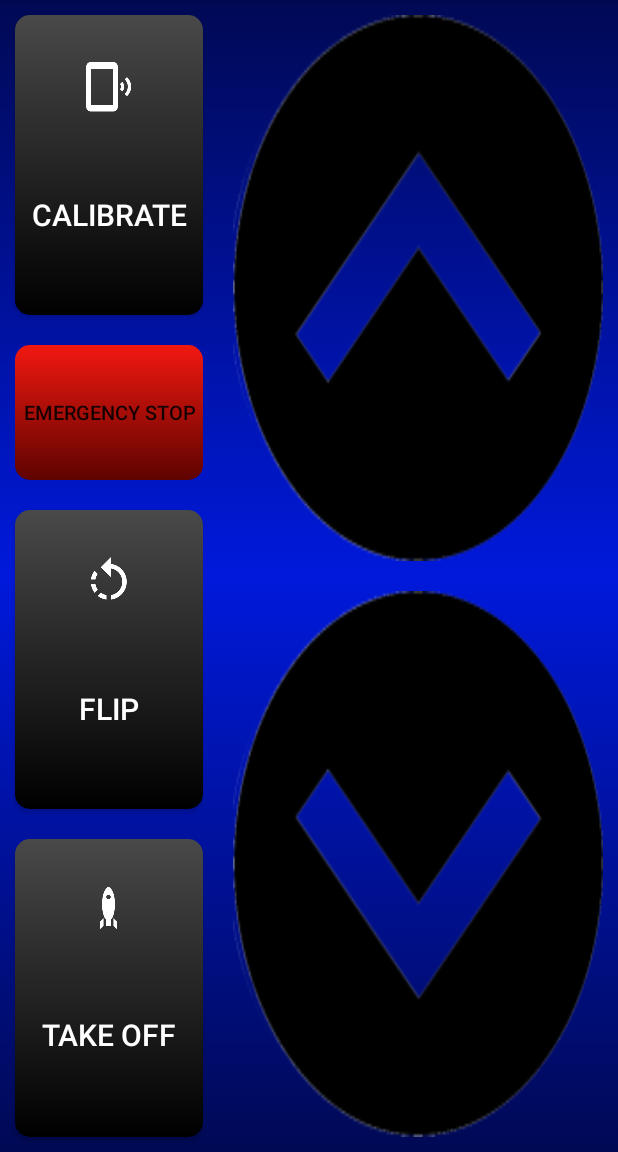
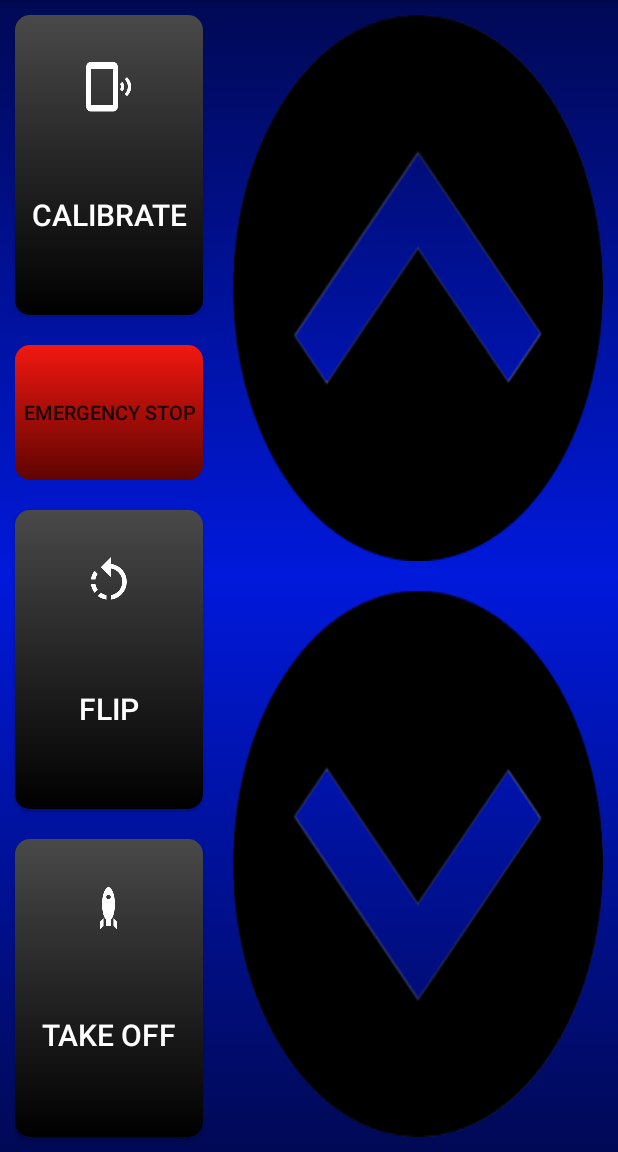
Before and after one commit to JZHeadley/DroneProject, an Android app: the ControllerDebugActivity screen opened directly, with no data from a screen before it, on a phone screen of 412 x 824 dp, the part 84-1236 px from its top. Run offline under Robolectric (Android 15) with nearby library versions, the phone set to English and light mode, and no system bars; our stand-ins replace ButterKnife.

Commit message:
Editted icons again

```diff
--- a/app/src/main/res/layout/activity_controller_debug.xml
+++ b/app/src/main/res/layout/activity_controller_debug.xml
@@ -16,7 +16,8 @@
         xmlns:tools="http://schemas.android.com/tools"
         android:layout_width="wrap_content"
         android:layout_height="match_parent"
-        android:orientation="vertical">
+        android:orientation="vertical"
+        android:background="@xml/gradient">
 
         <Button
             android:id="@+id/calibrate_drone_btn"
```
Also changed, not shown: app/src/main/res/drawable-xxhdpi/down_arrow.png, app/src/main/res/drawable-xxhdpi/up_arrow.png.
